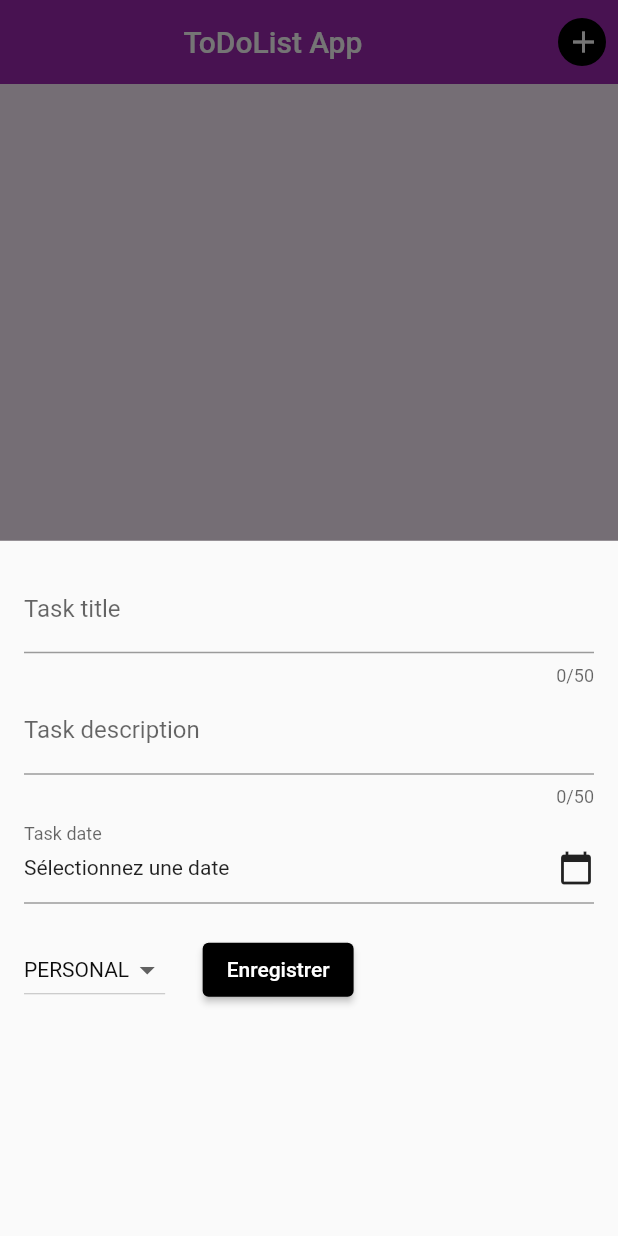
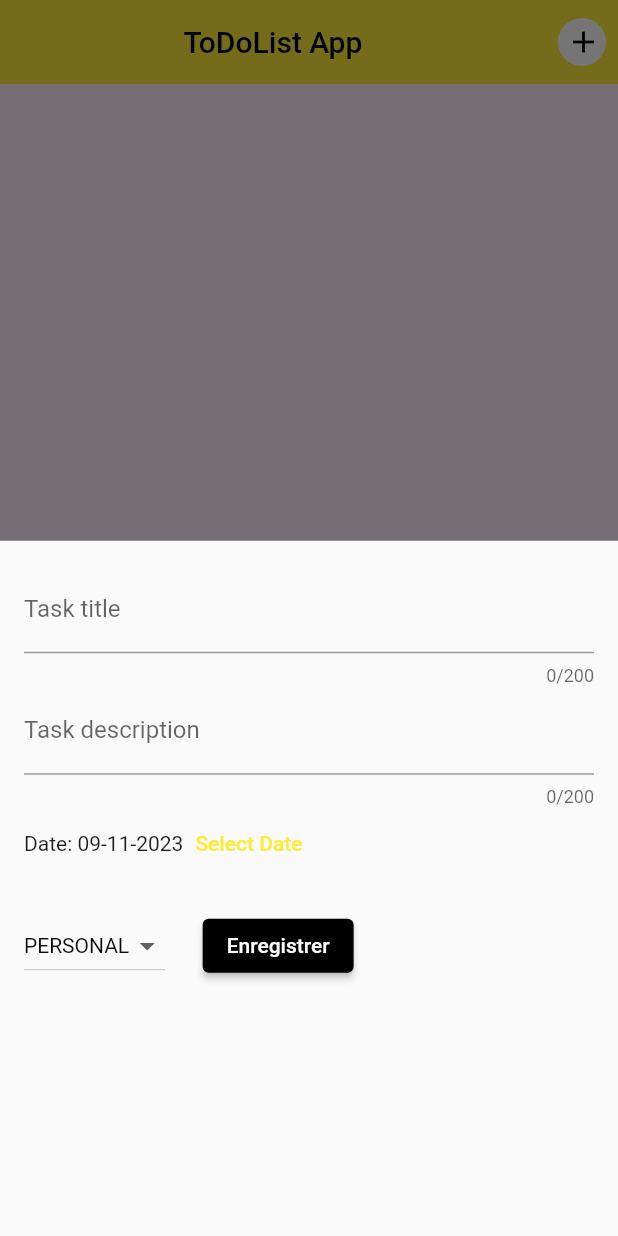
Before and after one commit to HNIDAClassroom/flutter-todoapp-NadaJOUAMAI, a Flutter app: the screen it shows once a user with an empty profile is signed in, after a tap on the "add" icon, on a phone screen of 412 x 824 dp. Run offline on Flutter 3.47's test engine with Material 2 defaults, Android fonts, the phone set to English and light mode, and no system bars; our stand-ins replace cloud_firestore, firebase_auth, firebase_core, shared_preferences; missing offline and left inert: firebase_ui_auth; accounts and stored records are empty.

```diff
--- a/lib/main.dart
+++ b/lib/main.dart
@@ -1,3 +1,4 @@
+import 'package:firebase_auth/firebase_auth.dart';
 import 'package:flutter/material.dart';
 import 'package:login_app/widgets/auth_verify.dart';
 import 'firebase_options.dart';
@@ -7,11 +8,13 @@ void main() async {
   await Firebase.initializeApp(
     options: DefaultFirebaseOptions.currentPlatform,
   );
+  // Déconnexion de l'utilisateur actuel
+  await FirebaseAuth.instance.signOut();
   runApp(
     MaterialApp(
       theme: ThemeData(
         appBarTheme: const AppBarTheme(elevation: 0),
-        colorScheme: ColorScheme.fromSwatch(primarySwatch: Colors.purple)
+        colorScheme: ColorScheme.fromSwatch(primarySwatch: Colors.yellow)
             .copyWith(background: Colors.red.shade50),
         scaffoldBackgroundColor: Color.fromARGB(255, 254, 239, 255),
       ),
--- a/lib/model/task.dart
+++ b/lib/model/task.dart
@@ -1,6 +1,7 @@
 import 'package:uuid/uuid.dart';
 
 const uuid = Uuid();
+
 enum Category {
   personal,
   work,
@@ -14,11 +15,12 @@ class Task {
   final String description;
   final DateTime date;
   final Category category;
-  final bool completed;
-  Task({
-    required this.title,
-    required this.description,
-    required this.date,
-    required this.category})
-    : id = uuid.v4(), completed = false;
+  bool completed;
+  Task(
+      {required this.title,
+      required this.description,
+      required this.date,
+      required this.category})
+      : id = uuid.v4(),
+        completed = false;
 }
--- a/lib/services/firestore.dart
+++ b/lib/services/firestore.dart
@@ -9,6 +9,7 @@ class FirestoreService {
       {
         'taskTitle': task.title.toString(),
         'taskDesc': task.description.toString(),
+        'taskDate' : Timestamp.fromDate(task.date),
         'taskCategory': task.category.toString(),
       },
     );
--- a/lib/widgets/new_task.dart
+++ b/lib/widgets/new_task.dart
@@ -14,7 +14,7 @@ class NewTask extends StatefulWidget {
 class _NewTaskState extends State<NewTask> {
   final _titleController = TextEditingController();
   final _descriptionController = TextEditingController();
-  DateTime? _selectedDate;
+  DateTime _selectedDate = DateTime.now();
   Category _selectedCategory = Category.personal;
   // ignore: unused_field
   var _enteredTitle = '';
@@ -60,13 +60,13 @@ class _NewTaskState extends State<NewTask> {
         category: _selectedCategory));
   }
 
-  Future<void> _selectDate(BuildContext context) async {
-    final DateTime? pickedDate = await showDatePicker(
+    void _selectDate() async {
+    DateTime pickedDate = (await showDatePicker(
       context: context,
-      initialDate: DateTime.now(),
+      initialDate: _selectedDate,
       firstDate: DateTime(2000),
       lastDate: DateTime(2101),
-    );
+    )) ?? DateTime.now();
 
     if (pickedDate != null && pickedDate != _selectedDate) {
       setState(() {
@@ -83,41 +83,28 @@ class _NewTaskState extends State<NewTask> {
         children: [
           TextField(
             controller: _titleController,
-            maxLength: 50,
+            maxLength: 200,
             decoration: const InputDecoration(
               label: Text('Task title'),
             ),
           ),
           TextField(
             controller: _descriptionController,
-            maxLength: 50,
+            maxLength: 200,
             decoration: const InputDecoration(
               label: Text('Task description'),
             ),
           ),
           const SizedBox(width: 16),
-          // Text field for entering the date
-          InkWell(
-            onTap: () => _selectDate(context),
-            child: InputDecorator(
-              decoration: InputDecoration(
-                labelText: 'Task date',
-                hintText: 'Sélectionnez une date',
+          Row(
+            children: [
+              Text("Date: ${DateFormat('dd-MM-yyyy').format(_selectedDate)}"), // Affiche la date sélectionnée
+              TextButton(
+                onPressed: _selectDate,
+                child: Text('Select Date'),
               ),
-              child: Row(
-                mainAxisAlignment: MainAxisAlignment.spaceBetween,
-                children: <Widget>[
-                  Text(
-                    _selectedDate != null
-                        ? DateFormat('yyyy-MM-dd').format(_selectedDate!)
-                        : 'Sélectionnez une date',
-                  ),
-                  Icon(Icons.calendar_today),
-                ],
-              ),
-            ),
-          ),
-          const SizedBox(height: 20),
+            ],
+          ),          const SizedBox(height: 20),
           Row(
             children: [
               DropdownButton<Category>(
@@ -135,7 +122,6 @@ class _NewTaskState extends State<NewTask> {
                   if (value == null) {
                     return;
                   }
-
                   setState(() {
                     _selectedCategory = value;
                   });
--- a/lib/widgets/task_item.dart
+++ b/lib/widgets/task_item.dart
@@ -88,7 +88,7 @@ class _TaskItemState extends State<TaskItem> {
                     crossAxisAlignment: CrossAxisAlignment.start,
                     children: [
                       Text(
-                        'Date: ${DateFormat('yyyy-MM-dd').format(widget.task.date)}',
+                        'Date: ${DateFormat('yyyy-MM-dd').format(widget.task.date.toLocal())}',
                         textAlign: TextAlign.left,
                       ),
                       SizedBox(height: 5),
--- a/lib/widgets/tasks.dart
+++ b/lib/widgets/tasks.dart
@@ -80,7 +80,7 @@ class _TasksState extends State<Tasks> {
             icon: Ink(
               decoration: const BoxDecoration(
                 shape: BoxShape.circle,
-                color: Color.fromARGB(255, 0, 0, 0),
+                color: Color.fromARGB(255, 255, 255, 255),
               ),
               child: const Padding(
                 padding: EdgeInsets.all(5),
--- a/lib/widgets/tasks_list.dart
+++ b/lib/widgets/tasks_list.dart
@@ -37,21 +37,22 @@ itemBuilder: (ctx, index) => TaskItem((tasks[index]),
                 data['taskDesc'] ?? ''; // Handle potential null value
             DateTime date;
             if (data['taskDate'] != null) {
-              date = DateTime.parse(data['taskDate']);
+              date = (data['taskDate'] as Timestamp).toDate();
             } else {
-              date = tasks[index].date;// Utilisez la date actuelle comme valeur par défaut
+              date = tasks[index]
+                  .date; // Utilisez la date actuelle comme valeur par défaut
             } // Handle potential null value
             String categoryString =
                 data['taskCategory'] ?? 'others'; // Handle potential null value
             Category category;
             switch (categoryString) {
-              case 'personal':
+              case 'Category.personal':
                 category = Category.personal;
                 break;
-              case 'work':
+              case 'Category.work':
                 category = Category.work;
                 break;
-              case 'shopping':
+              case 'Category.shopping':
                 category = Category.shopping;
                 break;
               default:
@@ -75,7 +76,8 @@ itemBuilder: (ctx, index) => TaskItem((tasks[index]),
         } else if (snapshot.hasError) {
           return Text('Error: ${snapshot.error}');
         } else {
-          return CircularProgressIndicator(); // Display a loading indicator while waiting for data.
+          return Center(
+              child: CircularProgressIndicator()); // Chargement en cours.
         }
       },
     );
```
Also changed, not shown: lib/images/logo.png.
